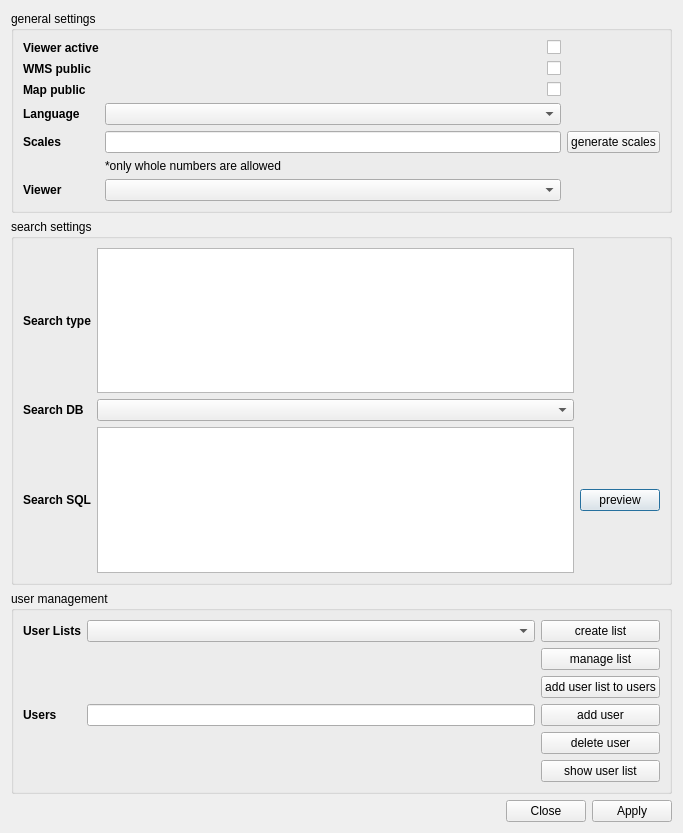
Above: qgiscloud/mapsettingsUI/mapsettings.ui from qgiscloud/qgis-cloud-plugin before the change. Below: the same form after it.
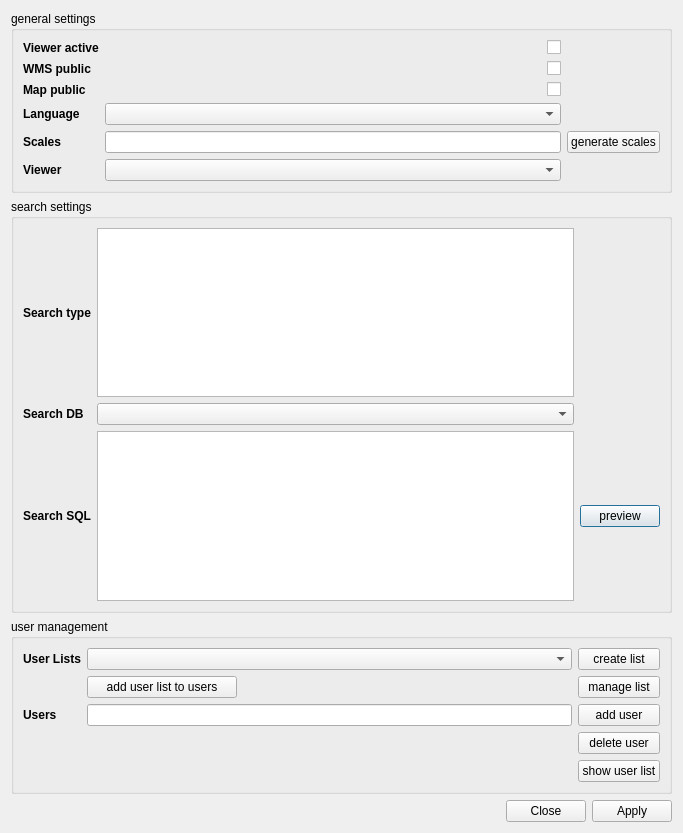
That is the form after the change. Custom widgets are drawn as their Qt base class.

Commit message: updated ui and error handling

The edit to the form file:
```diff
--- a/qgiscloud/mapsettingsUI/mapsettings.ui
+++ b/qgiscloud/mapsettingsUI/mapsettings.ui
@@ -15,13 +15,19 @@
   </property>
   <layout class="QGridLayout" name="gridLayout">
    <item row="5" column="0">
-    <widget class="QGroupBox" name="groupBox_2">
+    <widget class="QGroupBox" name="sql_editor_box">
      <property name="title">
       <string>search settings</string>
      </property>
      <layout class="QGridLayout" name="gridLayout_4">
       <item row="3" column="2">
        <widget class="QPushButton" name="sql_preview_btn">
+        <property name="maximumSize">
+         <size>
+          <width>100</width>
+          <height>16777215</height>
+         </size>
+        </property>
         <property name="text">
          <string>preview</string>
         </property>
@@ -84,7 +90,7 @@
       <string>general settings</string>
      </property>
      <layout class="QGridLayout" name="gridLayout_2">
-      <item row="10" column="0">
+      <item row="9" column="0">
        <widget class="QLabel" name="viewer_lbl">
         <property name="font">
          <font>
@@ -97,6 +103,9 @@
         </property>
        </widget>
       </item>
+      <item row="3" column="1">
+       <widget class="QComboBox" name="language_combobox"/>
+      </item>
       <item row="3" column="0">
        <widget class="QLabel" name="language_lbl">
         <property name="font">
@@ -123,10 +132,7 @@
         </property>
        </widget>
       </item>
-      <item row="3" column="1">
-       <widget class="QComboBox" name="language_combobox"/>
-      </item>
-      <item row="10" column="1">
+      <item row="9" column="1">
        <widget class="QComboBox" name="viewer_combobox"/>
       </item>
       <item row="8" column="1">
@@ -160,6 +166,12 @@
       </item>
       <item row="8" column="2">
        <widget class="QPushButton" name="generate_scales_btn">
+        <property name="maximumSize">
+         <size>
+          <width>120</width>
+          <height>16777215</height>
+         </size>
+        </property>
         <property name="acceptDrops">
          <bool>false</bool>
         </property>
@@ -226,13 +238,6 @@
         </property>
        </widget>
       </item>
-      <item row="9" column="1">
-       <widget class="QLabel" name="label">
-        <property name="text">
-         <string>*only whole numbers are allowed</string>
-        </property>
-       </widget>
-      </item>
      </layout>
     </widget>
    </item>
@@ -247,7 +252,7 @@
     </widget>
    </item>
    <item row="6" column="0">
-    <widget class="QGroupBox" name="groupBox">
+    <widget class="QGroupBox" name="user_box">
      <property name="title">
       <string>user management</string>
      </property>
@@ -270,6 +275,12 @@
       </item>
       <item row="0" column="2">
        <widget class="QPushButton" name="create_pre_list_btn">
+        <property name="maximumSize">
+         <size>
+          <width>100</width>
+          <height>16777215</height>
+         </size>
+        </property>
         <property name="text">
          <string>create list</string>
         </property>
@@ -277,18 +288,17 @@
       </item>
       <item row="1" column="2">
        <widget class="QPushButton" name="manage_pre_list_btn">
+        <property name="maximumSize">
+         <size>
+          <width>100</width>
+          <height>16777215</height>
+         </size>
+        </property>
         <property name="text">
          <string>manage list</string>
         </property>
        </widget>
       </item>
-      <item row="2" column="2">
-       <widget class="QPushButton" name="add_pre_list_btn">
-        <property name="text">
-         <string>add user list to users</string>
-        </property>
-       </widget>
-      </item>
       <item row="3" column="0">
        <widget class="QLabel" name="users_lbl">
         <property name="font">
@@ -314,6 +324,12 @@
       </item>
       <item row="3" column="2">
        <widget class="QPushButton" name="add_users_btn">
+        <property name="maximumSize">
+         <size>
+          <width>100</width>
+          <height>16777215</height>
+         </size>
+        </property>
         <property name="text">
          <string>add user</string>
         </property>
@@ -321,6 +337,12 @@
       </item>
       <item row="4" column="2">
        <widget class="QPushButton" name="delete_user_btn">
+        <property name="maximumSize">
+         <size>
+          <width>100</width>
+          <height>16777215</height>
+         </size>
+        </property>
         <property name="text">
          <string>delete user</string>
         </property>
@@ -328,11 +350,30 @@
       </item>
       <item row="5" column="2">
        <widget class="QPushButton" name="show_user_list_btn">
+        <property name="maximumSize">
+         <size>
+          <width>100</width>
+          <height>16777215</height>
+         </size>
+        </property>
         <property name="text">
          <string>show user list</string>
         </property>
        </widget>
       </item>
+      <item row="1" column="1">
+       <widget class="QPushButton" name="add_pre_list_btn">
+        <property name="maximumSize">
+         <size>
+          <width>150</width>
+          <height>16777215</height>
+         </size>
+        </property>
+        <property name="text">
+         <string>add user list to users</string>
+        </property>
+       </widget>
+      </item>
      </layout>
     </widget>
    </item>
```
The commit also changes 3 other files.
